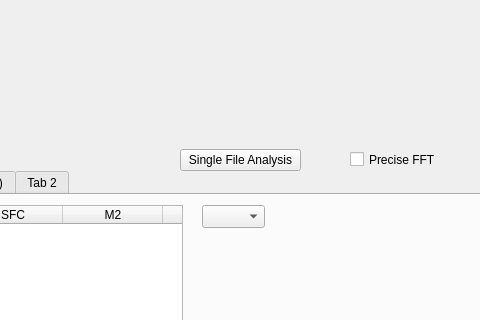
Above: form.ui from timesama/M2-Approach before the change; both pictures show x 180 to 660 and y 121 to 441 of the 1100 by 700 pixel window. Below: the same form after it.
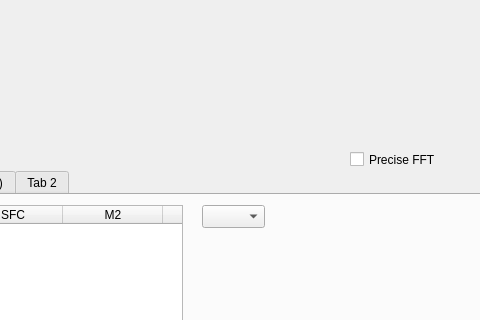
That is the form after the change. Custom widgets are drawn as their Qt base class.

Commit message: Choose files by dropping list

What changed in the file:
```diff
--- a/form.ui
+++ b/form.ui
@@ -803,19 +803,6 @@
      <string>Precise FFT</string>
     </property>
    </widget>
-   <widget class="QPushButton" name="btn_SingleFile">
-    <property name="geometry">
-     <rect>
-      <x>360</x>
-      <y>270</y>
-      <width>121</width>
-      <height>22</height>
-     </rect>
-    </property>
-    <property name="text">
-     <string>Single File Analysis</string>
-    </property>
-   </widget>
   </widget>
  </widget>
  <customwidgets>
```
Left out of the diff: 11 changed lines with no effect on the pictures. The commit also changes 1 other file.
